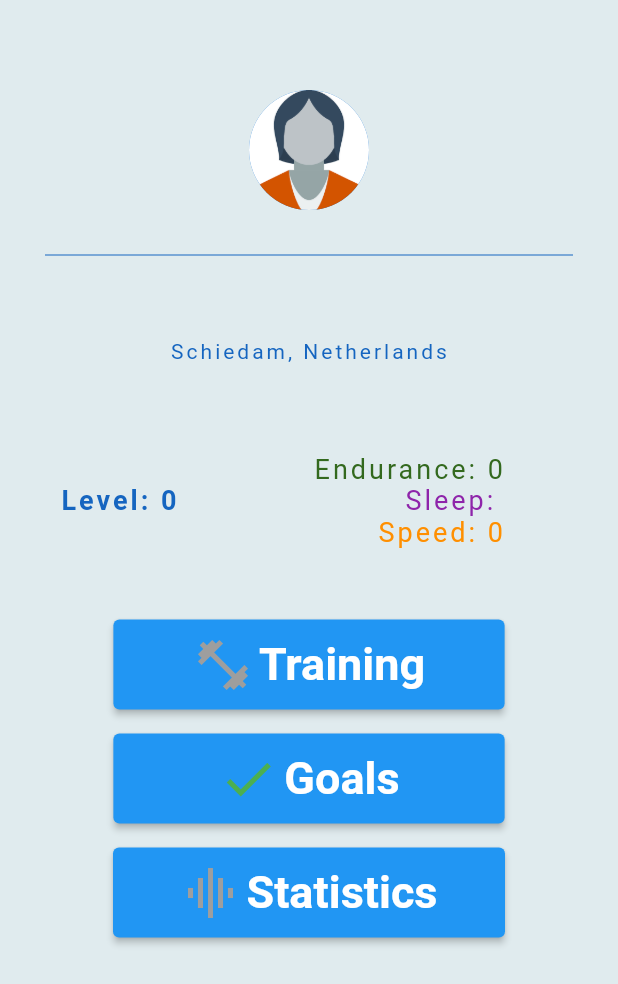
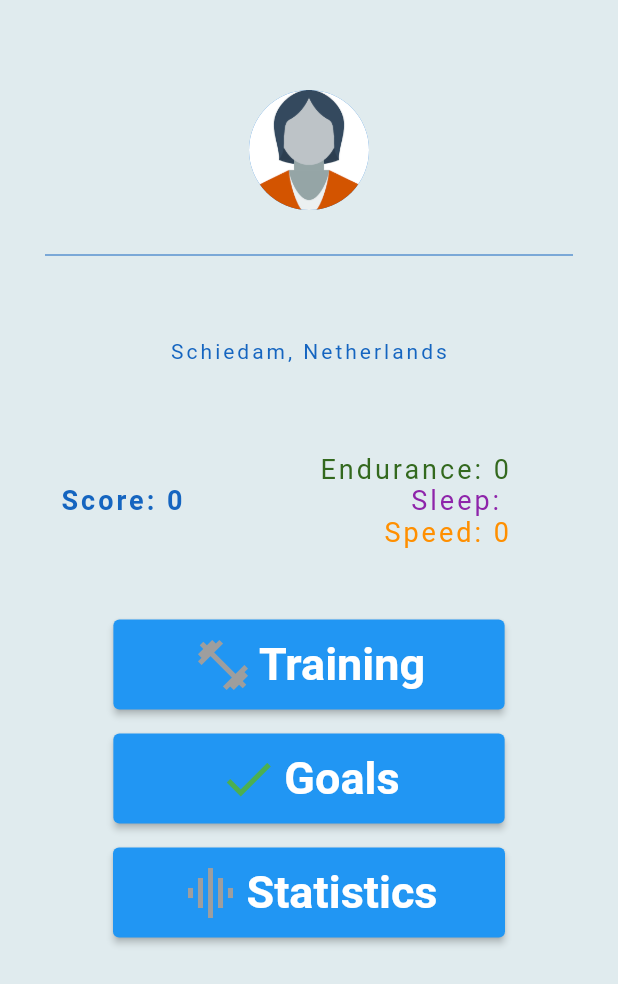
Before and after one commit to EnnyGit/PRJD-ClassF-Team4, a Flutter app: the Home screen opened directly with empty values, on a phone screen of 412 x 824 dp. Shown: the top 984 px of the screen. Run offline on Flutter 3.47's test engine with Material 2 defaults, Android fonts, the phone set to English and light mode, and no system bars; our stand-ins replace flutter_spinkit; network calls fail; statements that could not run were skipped.

Commit message:
Changed Score calculations

```diff
--- a/app-prototype/lib/pages/choose_training.dart
+++ b/app-prototype/lib/pages/choose_training.dart
@@ -39,7 +39,9 @@ class _ChooseTrainingState extends State<ChooseTraining> {
                 subtitle: Text(trainings[index].description),
                 trailing: Icon(Icons.navigate_next),
                 isThreeLine: true,
-                onTap: () {},
+                onTap: () {
+                  Navigator.pushNamed(context, '/workout');
+                },
               ),
             ),
           );
--- a/app-prototype/lib/pages/home.dart
+++ b/app-prototype/lib/pages/home.dart
@@ -60,7 +60,7 @@ class _HomeState extends State<Home> {
             Row(children: <Widget>[
               SizedBox(width: 10.0),
               Text(
-                'Level: ${data['level'].toStringAsFixed(0)}',
+                'Score: ${data['level'].toStringAsFixed(0)}',
                 style: TextStyle(
                   color: Colors.blue[800],
                   letterSpacing: 2.0,
--- a/app-prototype/lib/pages/loading.dart
+++ b/app-prototype/lib/pages/loading.dart
@@ -19,11 +19,12 @@ class _LoadingState extends State<Loading> {
     fitbitApi.getEndurance();
     await fitbitApi.getSpeed();
     await fitbitApi.getSleepScore();
+
     Navigator.pushReplacementNamed(context, '/home', arguments: {
       'endurance': fitbitApi.endurance,
       'speed': fitbitApi.speed,
       'sleep': fitbitApi.sleepScore,
-      'level': (fitbitApi.endurance + fitbitApi.speed + fitbitApi.sleepScore) / 3,
+      'level': ((fitbitApi.endurance * 0.4 )+ (fitbitApi.speed * 0.4) + (fitbitApi.sleepScore * 0.2)),
       'displayName': fitbitApi.displayName
     });
   }
```
Also changed, not shown: app-prototype/lib/pages/workout.dart (+16 -1 lines).
